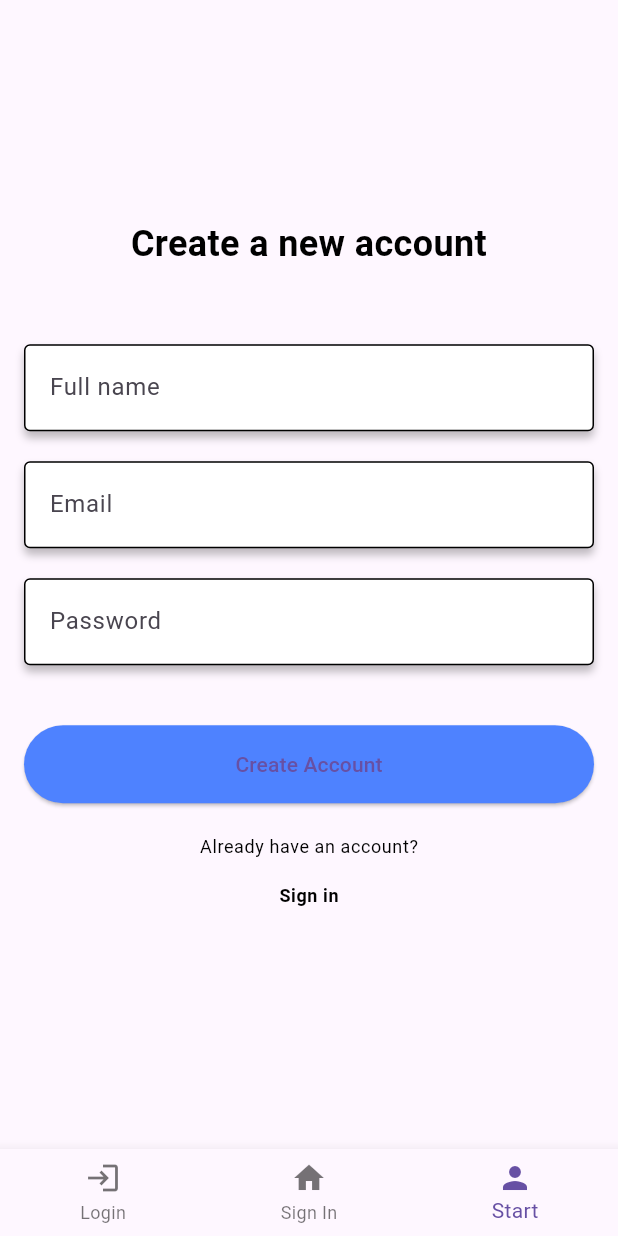
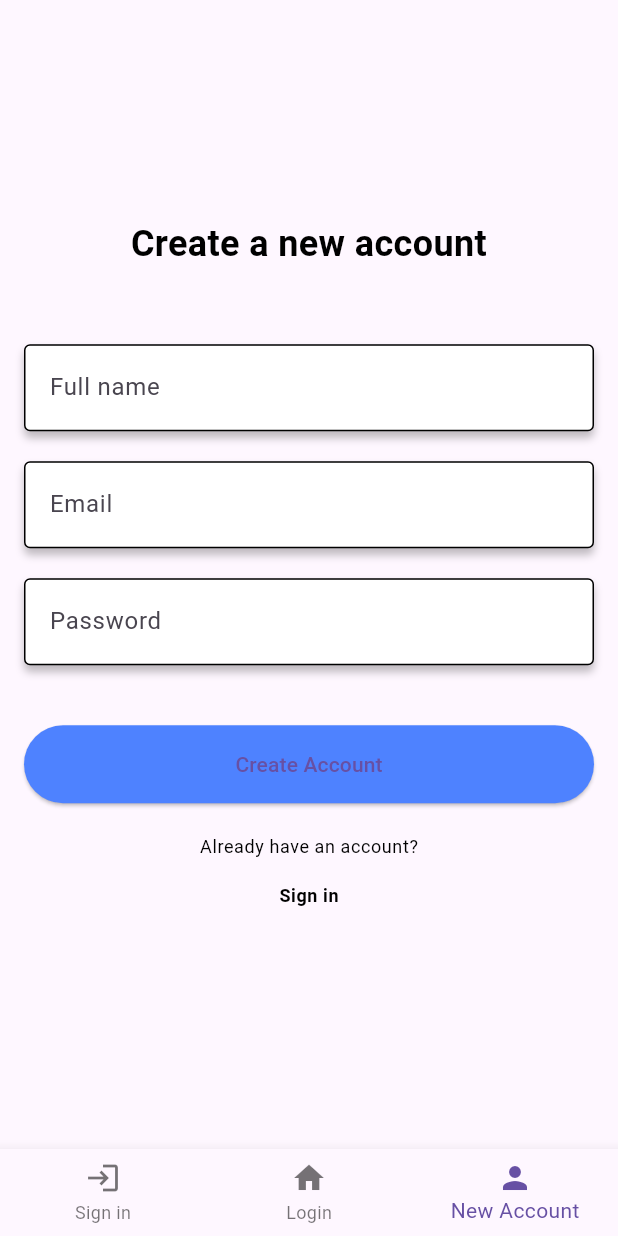
Before and after one commit to gkincs/pawsome_app, a Flutter app: the screen it shows after launch, item 3 of the bottom bar chosen, on a phone screen of 412 x 824 dp. Run offline on Flutter 3.47's test engine with Material 3 defaults, Android fonts, the phone set to English and light mode, and no system bars; our stand-ins replace cloud_firestore, firebase_auth, firebase_core, flutter_bloc, image_picker; accounts and stored records are empty.

Commit message:
sing in navigation function, super.key refactor

```diff
--- a/pawsome_app/lib/main.dart
+++ b/pawsome_app/lib/main.dart
@@ -10,6 +10,8 @@ void main() async{
 
 
 class Pawsome extends StatelessWidget {
+  const Pawsome({super.key});
+
   @override
   Widget build(BuildContext context) {
     return MaterialApp(
--- a/pawsome_app/lib/screens/activity_history_screen.dart
+++ b/pawsome_app/lib/screens/activity_history_screen.dart
@@ -1,7 +1,7 @@
 import 'package:flutter/material.dart';
 
 class ActivityHistoryWidget extends StatefulWidget {
-  const ActivityHistoryWidget({Key? key}) : super(key: key);
+  const ActivityHistoryWidget({super.key});
 
   @override
   _ActivityHistoryWidgetState createState() => _ActivityHistoryWidgetState();
--- a/pawsome_app/lib/screens/activity_screen.dart
+++ b/pawsome_app/lib/screens/activity_screen.dart
@@ -1,7 +1,7 @@
 import 'package:flutter/material.dart';
 
 class ActivityScreenWidget extends StatefulWidget {
-  const ActivityScreenWidget({Key? key}) : super(key: key);
+  const ActivityScreenWidget({super.key});
 
   @override
   _ActivityScreenWidgetState createState() => _ActivityScreenWidgetState();
--- a/pawsome_app/lib/screens/appointment_screen.dart
+++ b/pawsome_app/lib/screens/appointment_screen.dart
@@ -2,7 +2,7 @@ import 'package:flutter/material.dart';
 import 'package:intl/intl.dart';
 
 class AppointmentWidget extends StatefulWidget {
-  const AppointmentWidget({Key? key}) : super(key: key);
+  const AppointmentWidget({super.key});
 
   @override
   _AppointmentWidgetState createState() => _AppointmentWidgetState();
--- a/pawsome_app/lib/screens/diary_screen.dart
+++ b/pawsome_app/lib/screens/diary_screen.dart
@@ -1,7 +1,7 @@
 import 'package:flutter/material.dart';
 
 class DiaryWidget extends StatefulWidget {
-  const DiaryWidget({Key? key}) : super(key: key);
+  const DiaryWidget({super.key});
 
   @override
   _DiaryWidgetState createState() => _DiaryWidgetState();
--- a/pawsome_app/lib/screens/expenses_screen.dart
+++ b/pawsome_app/lib/screens/expenses_screen.dart
@@ -2,7 +2,7 @@ import 'package:flutter/material.dart';
 import 'package:flutter/services.dart';
 
 class ExpensesWidget extends StatefulWidget {
-  const ExpensesWidget({Key? key}) : super(key: key);
+  const ExpensesWidget({super.key});
 
   @override
   _ExpensesWidgetState createState() => _ExpensesWidgetState();
--- a/pawsome_app/lib/screens/first_step_screen.dart
+++ b/pawsome_app/lib/screens/first_step_screen.dart
@@ -1,6 +1,8 @@
 import 'package:flutter/material.dart';
 
 class FirststepWidget extends StatefulWidget {
+  const FirststepWidget({super.key});
+
   @override
   _FirststepWidgetState createState() => _FirststepWidgetState();
 }
@@ -69,7 +71,6 @@ class _FirststepWidgetState extends State<FirststepWidget> {
       onPressed: () {
         // Add button action
       },
-      child: Text('Add'),
       style: ElevatedButton.styleFrom(
         minimumSize: Size(double.infinity, 48),
         //backgroundColor: Color.fromRGBO(78, 130, 255, 0.9),
@@ -78,6 +79,7 @@ class _FirststepWidgetState extends State<FirststepWidget> {
           borderRadius: BorderRadius.circular(100),
         ),
       ),
+      child: Text('Add'),
     );
   }
 }
--- a/pawsome_app/lib/screens/login_screen.dart
+++ b/pawsome_app/lib/screens/login_screen.dart
@@ -1,6 +1,8 @@
 import 'package:flutter/material.dart';
 
 class LoginWidget extends StatefulWidget {
+  const LoginWidget({super.key});
+
   @override
   _LoginWidgetState createState() => _LoginWidgetState();
 }
@@ -155,13 +157,13 @@ class _LoginWidgetState extends State<LoginWidget> {
   Widget _buildLoginButton() {
     return ElevatedButton(
       onPressed: _performLogin,
-      child: Text('Login'),
       style: ElevatedButton.styleFrom(
         padding: EdgeInsets.symmetric(vertical: 15),
         shape: RoundedRectangleBorder(
           borderRadius: BorderRadius.circular(30),
         ),
       ),
+      child: Text('Login'),
     );
   }
 
--- a/pawsome_app/lib/screens/new_account_screen.dart
+++ b/pawsome_app/lib/screens/new_account_screen.dart
@@ -3,6 +3,8 @@ import 'package:cloud_firestore/cloud_firestore.dart';
 import 'package:firebase_auth/firebase_auth.dart';
 
 class NewAccountWidget extends StatefulWidget {
+  const NewAccountWidget({super.key});
+
   @override
   _NewAccountWidgetState createState() => _NewAccountWidgetState();
 }
@@ -157,7 +159,6 @@ class _NewAccountWidgetState extends State<NewAccountWidget> {
           );
         }
       },
-      child: Text('Create Account'),
       style: ElevatedButton.styleFrom(
         backgroundColor: Color.fromRGBO(78, 130, 255, 1),
         shape: RoundedRectangleBorder(
@@ -165,6 +166,7 @@ class _NewAccountWidgetState extends State<NewAccountWidget> {
         ),
         padding: EdgeInsets.symmetric(vertical: 16),
       ),
+      child: Text('Create Account'),
     );
   }
 
--- a/pawsome_app/lib/screens/nutrition_diary.dart
+++ b/pawsome_app/lib/screens/nutrition_diary.dart
@@ -1,7 +1,7 @@
 import 'package:flutter/material.dart';
 
 class NutritionDiaryWidget extends StatefulWidget {
-  const NutritionDiaryWidget({Key? key}) : super(key: key);
+  const NutritionDiaryWidget({super.key});
 
   @override
   _NutritionDiaryWidgetState createState() => _NutritionDiaryWidgetState();
--- a/pawsome_app/lib/screens/pet_prof_screen.dart
+++ b/pawsome_app/lib/screens/pet_prof_screen.dart
@@ -3,7 +3,7 @@ import 'package:image_picker/image_picker.dart';
 import 'dart:io';
 
 class PetProfileWidget extends StatefulWidget {
-  const PetProfileWidget({Key? key}) : super(key: key);
+  const PetProfileWidget({super.key});
 
   @override
   _PetProfileWidgetState createState() => _PetProfileWidgetState();
--- a/pawsome_app/lib/screens/screen_manager.dart
+++ b/pawsome_app/lib/screens/screen_manager.dart
@@ -12,6 +12,8 @@ import 'signin_screen.dart';
 //import 'activity_history_screen.dart';
 
 class ScreenManager extends StatefulWidget {
+  const ScreenManager({super.key});
+
   @override
   _ScreenManagerState createState() => _ScreenManagerState();
 }
@@ -19,8 +21,9 @@ class ScreenManager extends StatefulWidget {
 class _ScreenManagerState extends State<ScreenManager> {
   int _currentIndex = 0;
   final List<Widget> _screens = [
+
+    SigninWidget(),
     LoginWidget(),
-    SigninWidget(),
     NewAccountWidget()
 
     //FirststepWidget(),
@@ -43,9 +46,9 @@ class _ScreenManagerState extends State<ScreenManager> {
           });
         },
         items: [
-          BottomNavigationBarItem(icon: Icon(Icons.login), label: 'Login'),
-          BottomNavigationBarItem(icon: Icon(Icons.home), label: 'Sign In'),
-          BottomNavigationBarItem(icon: Icon(Icons.person), label: 'Start'),
+          BottomNavigationBarItem(icon: Icon(Icons.login), label: 'Sign in'),
+          BottomNavigationBarItem(icon: Icon(Icons.home), label: 'Login'),
+          BottomNavigationBarItem(icon: Icon(Icons.person), label: 'New Account'),
           // Add other navigation items here
         ],
       ),
```
Also changed, not shown: pawsome_app/lib/screens/health_info_screen.dart (+5 -3 lines), pawsome_app/lib/screens/signin_screen.dart (+19 -3 lines), pawsome_app/lib/screens/pet_screen.dart (added).
